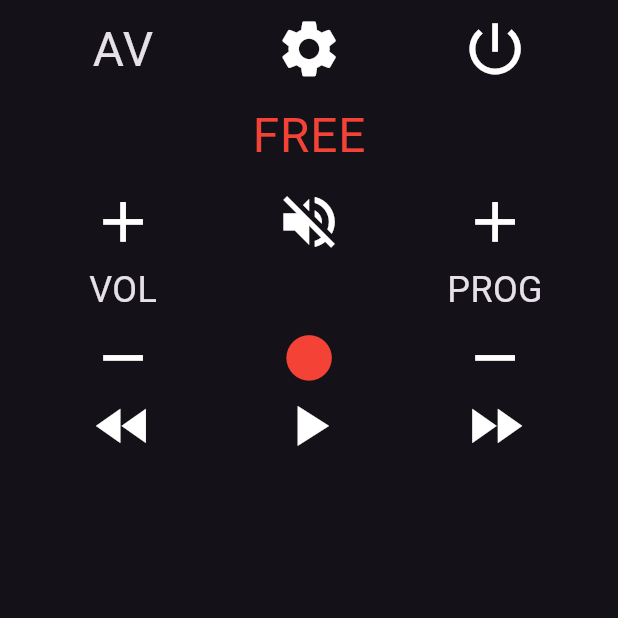
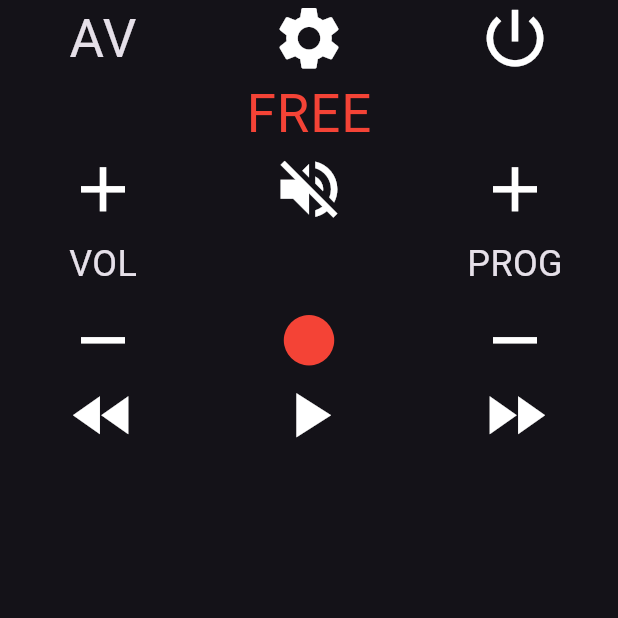
Before and after one commit to Hhanri/freebox_remote_controller, a Flutter app: the FreeboxRemoteControllerMinimizedPage screen opened directly, on a phone screen of 412 x 824 dp, the top half of it. Run offline on Flutter 3.47's test engine with Material 3 defaults, Android fonts, the phone set to English and light mode, and no system bars; our stand-ins replace equatable, flutter_bloc, fpdart, get_it, shared_preferences; missing offline and left inert: flutter_overlay_window; accounts and stored records are empty.

Commit message:
alert window ratio, freebox remote controller page wrapper constructors, minimized page

```diff
--- a/lib/features/freebox/presentation/pages/freebox_remote_controller_minimized_page.dart
+++ b/lib/features/freebox/presentation/pages/freebox_remote_controller_minimized_page.dart
@@ -15,20 +15,18 @@ class FreeboxRemoteControllerMinimizedPage extends StatelessWidget {
     final onLongPress = cubit.onLongPress;
 
     return Scaffold(
-      body: SingleChildScrollView(
-        padding: const EdgeInsets.symmetric(horizontal: 20.0, vertical: 10.0),
-        child: Column(
+      body: Column(
         mainAxisSize: MainAxisSize.min,
         mainAxisAlignment: MainAxisAlignment.spaceEvenly,
         crossAxisAlignment: CrossAxisAlignment.center,
         children: [
           FreeboxPowerRow(onTap: onTap, onLongPress: onLongPress),
-            const SizedBox(height: 12),
           FreeboxHomeRow(onTap: onTap, onLongPress: onLongPress),
-            const SizedBox(height: 12),
-            FreeboxMediaControlPad(onTap: onTap, onLongPress: onLongPress)
+          FreeboxMediaControlPad(
+            onTap: onTap,
+            onLongPress: onLongPress,
+          )
         ],
-        ),
       ),
     );
   }
```
Also changed, not shown: lib/features/alert_window/alert_window_impl.dart (+7 -5 lines), lib/features/freebox/presentation/pages/freebox_remote_controller_page_wrapper.dart (+10 -2 lines), lib/main.dart (+15 -3 lines). Lines whose indentation alone changed are shown as unchanged.
